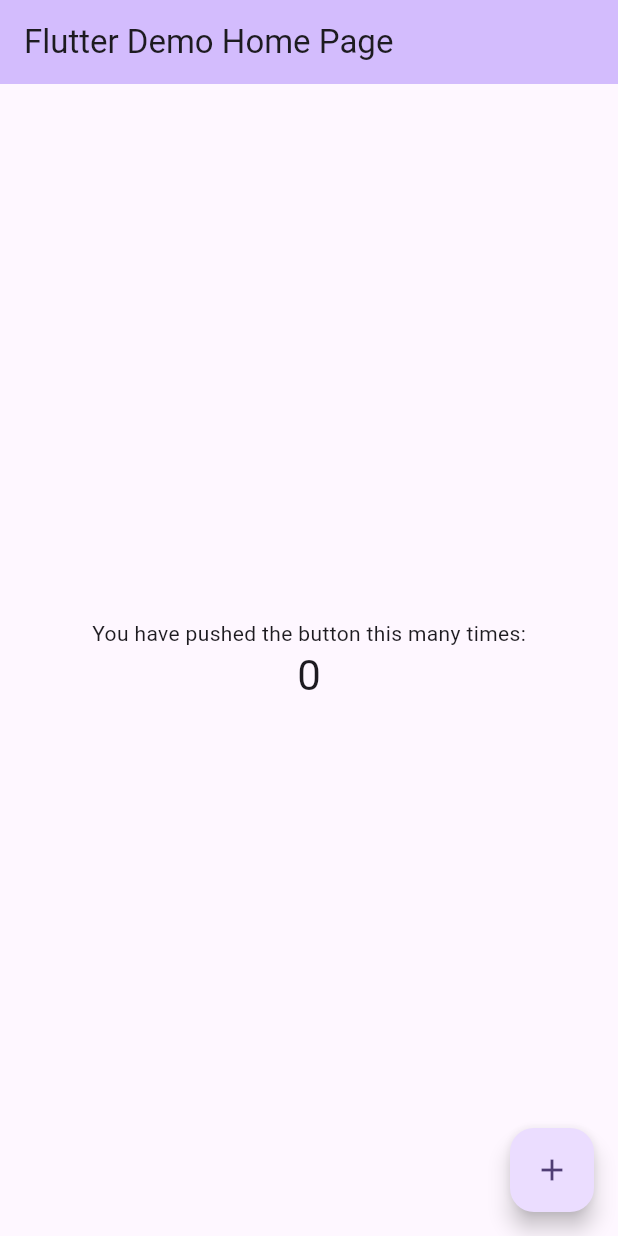
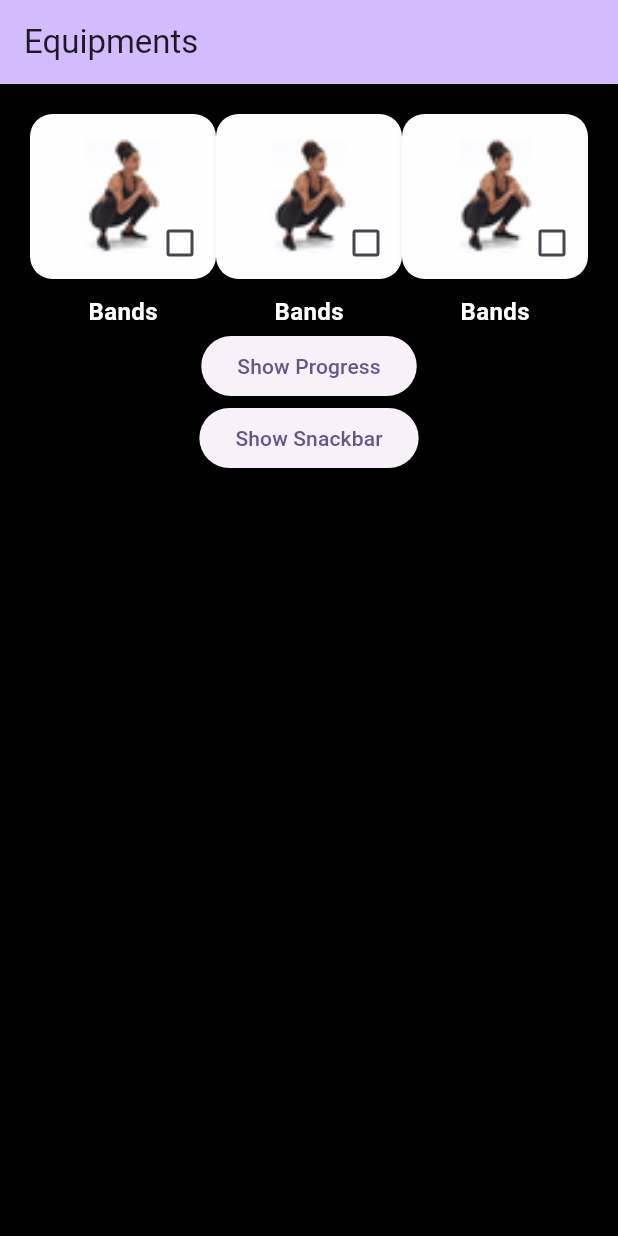
Before and after one commit to sourabhrustagi/athyedge, a Flutter app: the screen it shows after launch, on a phone screen of 412 x 824 dp. Run offline on Flutter 3.47's test engine with Material 3 defaults, Android fonts, the phone set to English and light mode, and no system bars; our stand-ins replace equatable, flutter_bloc, freezed_annotation, get_it, injectable, shared_preferences.

Commit message:
Add Listing of equipments, show loader and snackbar button

```diff
--- /dev/null
+++ b/lib/core/persistent_store.dart
@@ -0,0 +1,65 @@
+import 'dart:convert';
+
+import 'package:athyedge/domain/equipments/equipment.dart';
+import 'package:flutter/foundation.dart';
+import 'package:injectable/injectable.dart';
+import 'package:shared_preferences/shared_preferences.dart';
+
+const String kEquipmentsKey = "EQUIPMENTS_K";
+
+abstract class PersistentStore {
+  List<Equipment> getEquipments();
+
+  void setEquipments(List<Equipment> equipments);
+
+  void setEquipmentIsSelected(Equipment equipment);
+
+  void setEquipmentIsDeselected(Equipment equipment);
+}
+
+@Injectable(as: PersistentStore)
+class PersistentStoreImpl implements PersistentStore {
+  final SharedPreferences sharedPreferences;
+
+  PersistentStoreImpl(this.sharedPreferences);
+
+  @override
+  List<Equipment> getEquipments() {
+    List<String> jsonStrings =
+        sharedPreferences.getStringList(key(kEquipmentsKey)) ?? List.empty();
+    try {
+      List<Equipment> equipments =
+          jsonStrings.map((e) => Equipment.fromJson(jsonDecode(e))).toList();
+      return equipments;
+    } catch (e) {
+      debugPrint(
+          "Error > getEquipments ${e.toString()} jsonStrings: ${jsonStrings.toString()}");
+    }
+    return List.empty();
+  }
+
+  @override
+  void setEquipmentIsDeselected(Equipment equipment) {
+    List<Equipment> equipments = getEquipments();
+    equipments.remove(equipment);
+    equipments.add(equipment);
+  }
+
+  @override
+  void setEquipmentIsSelected(Equipment equipment) {
+    List<Equipment> equipments = getEquipments();
+    equipments.remove(equipment);
+    equipments.add(equipment);
+  }
+
+  @override
+  void setEquipments(List<Equipment> equipments) {
+    List<String> jsonStrings =
+        equipments.map((e) => jsonEncode(e.toJson())).toList();
+    sharedPreferences.setStringList(key(kEquipmentsKey), jsonStrings);
+  }
+
+  String key(String key) {
+    return "v1_$key";
+  }
+}
--- /dev/null
+++ b/lib/domain/equipments/equipment.dart
@@ -0,0 +1,24 @@
+import 'package:equatable/equatable.dart';
+import 'package:freezed_annotation/freezed_annotation.dart';
+
+part 'equipment.g.dart';
+
+@JsonSerializable()
+class Equipment extends Equatable {
+  final String id;
+  final String name;
+  final bool isSelected;
+
+  const Equipment({
+    required this.id,
+    required this.name,
+    required this.isSelected,
+  });
+
+  factory Equipment.fromJson(Map<String, dynamic> json) => _$EquipmentFromJson(json);
+
+  Map<String, dynamic> toJson() => _$EquipmentToJson(this);
+
+  @override
+  List<Object?> get props => [id, name, isSelected];
+}
--- /dev/null
+++ b/lib/injection.dart
@@ -0,0 +1,8 @@
+import 'package:athyedge/injection.config.dart';
+import 'package:get_it/get_it.dart';
+import 'package:injectable/injectable.dart';
+
+final getIt = GetIt.instance;
+
+@InjectableInit()
+void configureDependencies() => $initGetIt(getIt);
--- a/lib/main.dart
+++ b/lib/main.dart
@@ -1,125 +1,25 @@
+import 'package:athyedge/injection.dart';
+import 'package:athyedge/presentation/equipments/equpments_page.dart';
 import 'package:flutter/material.dart';
 
 void main() {
+  WidgetsFlutterBinding.ensureInitialized();
+  configureDependencies();
   runApp(const MyApp());
 }
 
 class MyApp extends StatelessWidget {
   const MyApp({super.key});
 
-  // This widget is the root of your application.
   @override
   Widget build(BuildContext context) {
     return MaterialApp(
-      title: 'Flutter Demo',
+      title: 'Athyedge',
       theme: ThemeData(
-        // This is the theme of your application.
-        //
-        // TRY THIS: Try running your application with "flutter run". You'll see
-        // the application has a blue toolbar. Then, without quitting the app,
-        // try changing the seedColor in the colorScheme below to Colors.green
-        // and then invoke "hot reload" (save your changes or press the "hot
-        // reload" button in a Flutter-supported IDE, or press "r" if you used
-        // the command line to start the app).
-        //
-        // Notice that the counter didn't reset back to zero; the application
-        // state is not lost during the reload. To reset the state, use hot
-        // restart instead.
-        //
-        // This works for code too, not just values: Most code changes can be
-        // tested with just a hot reload.
         colorScheme: ColorScheme.fromSeed(seedColor: Colors.deepPurple),
         useMaterial3: true,
       ),
-      home: const MyHomePage(title: 'Flutter Demo Home Page'),
+      home: const EquipmentsPage(),
     );
   }
 }
-
-class MyHomePage extends StatefulWidget {
-  const MyHomePage({super.key, required this.title});
-
-  // This widget is the home page of your application. It is stateful, meaning
-  // that it has a State object (defined below) that contains fields that affect
-  // how it looks.
-
-  // This class is the configuration for the state. It holds the values (in this
-  // case the title) provided by the parent (in this case the App widget) and
-  // used by the build method of the State. Fields in a Widget subclass are
-  // always marked "final".
-
-  final String title;
-
-  @override
-  State<MyHomePage> createState() => _MyHomePageState();
-}
-
-class _MyHomePageState extends State<MyHomePage> {
-  int _counter = 0;
-
-  void _incrementCounter() {
-    setState(() {
-      // This call to setState tells the Flutter framework that something has
-      // changed in this State, which causes it to rerun the build method below
-      // so that the display can reflect the updated values. If we changed
-      // _counter without calling setState(), then the build method would not be
-      // called again, and so nothing would appear to happen.
-      _counter++;
-    });
-  }
-
-  @override
-  Widget build(BuildContext context) {
-    // This method is rerun every time setState is called, for instance as done
-    // by the _incrementCounter method above.
-    //
-    // The Flutter framework has been optimized to make rerunning build methods
-    // fast, so that you can just rebuild anything that needs updating rather
-    // than having to individually change instances of widgets.
-    return Scaffold(
-      appBar: AppBar(
-        // TRY THIS: Try changing the color here to a specific color (to
-        // Colors.amber, perhaps?) and trigger a hot reload to see the AppBar
-        // change color while the other colors stay the same.
-        backgroundColor: Theme.of(context).colorScheme.inversePrimary,
-        // Here we take the value from the MyHomePage object that was created by
-        // the App.build method, and use it to set our appbar title.
-        title: Text(widget.title),
-      ),
-      body: Center(
-        // Center is a layout widget. It takes a single child and positions it
-        // in the middle of the parent.
-        child: Column(
-          // Column is also a layout widget. It takes a list of children and
-          // arranges them vertically. By default, it sizes itself to fit its
-          // children horizontally, and tries to be as tall as its parent.
-          //
-          // Column has various properties to control how it sizes itself and
-          // how it positions its children. Here we use mainAxisAlignment to
-          // center the children vertically; the main axis here is the vertical
-          // axis because Columns are vertical (the cross axis would be
-          // horizontal).
-          //
-          // TRY THIS: Invoke "debug painting" (choose the "Toggle Debug Paint"
-          // action in the IDE, or press "p" in the console), to see the
-          // wireframe for each widget.
-          mainAxisAlignment: MainAxisAlignment.center,
-          children: <Widget>[
-            const Text(
-              'You have pushed the button this many times:',
-            ),
-            Text(
-              '$_counter',
-              style: Theme.of(context).textTheme.headlineMedium,
-            ),
-          ],
-        ),
-      ),
-      floatingActionButton: FloatingActionButton(
-        onPressed: _incrementCounter,
-        tooltip: 'Increment',
-        child: const Icon(Icons.add),
-      ), // This trailing comma makes auto-formatting nicer for build methods.
-    );
-  }
-}
--- /dev/null
+++ b/lib/presentation/equipments/cubits/loader_cubit.dart
@@ -0,0 +1,17 @@
+import 'package:flutter_bloc/flutter_bloc.dart';
+import 'package:injectable/injectable.dart';
+
+part 'loader_state.dart';
+
+@Injectable()
+class LoaderCubit extends Cubit<LoaderState> {
+  LoaderCubit() : super(LoaderInitial());
+
+  void show() {
+    emit(Show());
+  }
+
+  void hide() {
+    emit(Hide());
+  }
+}
--- /dev/null
+++ b/lib/presentation/equipments/cubits/loader_state.dart
@@ -0,0 +1,11 @@
+part of 'loader_cubit.dart';
+
+abstract class LoaderState  {
+  const LoaderState();
+}
+
+class LoaderInitial extends LoaderState {}
+
+class Show extends LoaderState {}
+
+class Hide extends LoaderState {}
--- /dev/null
+++ b/lib/presentation/equipments/equpments_page.dart
@@ -0,0 +1,92 @@
+import 'package:athyedge/injection.dart';
+import 'package:athyedge/presentation/equipments/cubits/loader_cubit.dart';
+import 'package:athyedge/presentation/equipments/widgets/equipment.dart';
+import 'package:flutter/material.dart';
+import 'package:flutter_bloc/flutter_bloc.dart';
+
+class EquipmentsPage extends StatefulWidget {
+  const EquipmentsPage({super.key});
+
+  @override
+  State<EquipmentsPage> createState() => _EquipmentsPageState();
+}
+
+class _EquipmentsPageState extends State<EquipmentsPage> {
+  late LoaderCubit loaderCubit;
+  bool value = false;
+
+  @override
+  void initState() {
+    loaderCubit = getIt<LoaderCubit>();
+    super.initState();
+  }
+
+  @override
+  Widget build(BuildContext context) {
+    return Scaffold(
+      appBar: AppBar(
+        backgroundColor: Theme.of(context).colorScheme.inversePrimary,
+        title: const Text("Equipments"),
+      ),
+      body: BlocProvider(
+        create: (context) => loaderCubit,
+        child: Container(
+          color: Colors.black,
+          child: Column(
+            children: [
+              GridView.builder(
+                gridDelegate: const SliverGridDelegateWithFixedCrossAxisCount(
+                    crossAxisCount: 3
+                ),
+                shrinkWrap: true,
+                primary: false,
+                padding: const EdgeInsets.all(20),
+                itemCount: 3,
+                itemBuilder: (BuildContext context, int index) {
+                  return const Equipment();
+                },
+              ),
+              ElevatedButton(
+                onPressed: () async {
+                  if (loaderCubit.state == Show()) {
+                    loaderCubit.hide();
+                  } else {
+                    loaderCubit.show();
+                  }
+                },
+                child: const Text("Show Progress"),
+              ),
+              BlocBuilder<LoaderCubit, LoaderState>(
+                builder: (context, state) {
+                  return Visibility(
+                    visible: state == Show(),
+                    child: const CircularProgressIndicator(
+                      semanticsLabel: "Loading",
+                    ),
+                  );
+                },
+              ),
+              ElevatedButton(
+                onPressed: () {
+                  ScaffoldMessenger.of(context).hideCurrentSnackBar();
+                  ScaffoldMessenger.of(context).showSnackBar(
+                    SnackBar(
+                      content: const Text("Hi, showing snackbar"),
+                      action: SnackBarAction(
+                        label: "Dismiss",
+                        onPressed: () {
+                          ScaffoldMessenger.of(context).hideCurrentSnackBar();
+                        },
+                      ),
+                    ),
+                  );
+                },
+                child: const Text("Show Snackbar"),
+              )
+            ],
+          ),
+        ),
+      ),
+    );
+  }
+}
--- /dev/null
+++ b/lib/presentation/equipments/widgets/equipment.dart
@@ -0,0 +1,54 @@
+import 'package:flutter/material.dart';
+
+class Equipment extends StatefulWidget {
+
+  const Equipment({super.key});
+
+  @override
+  State<Equipment> createState() => _EquipmentState();
+}
+
+class _EquipmentState extends State<Equipment> {
+  bool value = false;
+
+  @override
+  Widget build(BuildContext context) {
+    return Column(
+      children: [
+        Stack(
+          children: [
+            Container(
+              height: 110,
+              padding: const EdgeInsets.all(8),
+              decoration: BoxDecoration(
+                borderRadius: BorderRadius.circular(15),
+                image: const DecorationImage(
+                  image: AssetImage("assets/images/squat-exercise.png"),
+                  fit: BoxFit.cover,
+                ),
+              ),
+              child: Container(),
+            ),
+            Positioned(
+              right: 0,
+              bottom: 0,
+              child: Checkbox(
+                value: value,
+                onChanged: (bool? value) {},
+              ),
+            ),
+          ],
+        ),
+        const SizedBox(height: 10),
+        const Text(
+          "Bands",
+          style: TextStyle(
+            color: Colors.white,
+            fontWeight: FontWeight.bold,
+            fontSize: 16,
+          ),
+        )
+      ],
+    );
+  }
+}
```
Also changed, not shown: lib/infrastructure/core/register_module.dart (added, +8 -0 lines), lib/infrastructure/equipments/equipments_repository.dart (added, +40 -0 lines), pubspec.yaml (+13 -4 lines), assets/images/1.5x/squat-exercise.png (added), assets/images/2.0x/squat-exercise.png (added), assets/images/3.0x/squat-exercise.png (added), assets/images/4.0x/squat-exercise.png (added), assets/images/squat-exercise.png (added), lib/domain/equipments/equipment.g.dart (added), lib/injection.config.dart (added), pubspec.lock, 1 other file.
